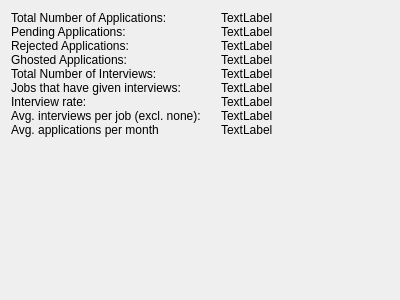
Old version of the form JobAppTracker/QtGUI/ui/StatsWindow.ui in the repository dwp1084/QtJobAppTracker.
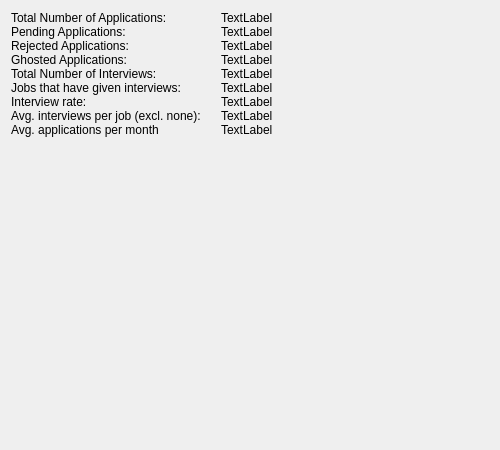
New version of the form.

Commit message: Added chart to statistics window

```diff
--- a/JobAppTracker/QtGUI/ui/StatsWindow.ui
+++ b/JobAppTracker/QtGUI/ui/StatsWindow.ui
@@ -6,8 +6,8 @@
    <rect>
     <x>0</x>
     <y>0</y>
-    <width>400</width>
-    <height>300</height>
+    <width>500</width>
+    <height>450</height>
    </rect>
   </property>
   <property name="windowTitle">
```
Left out of the diff: 2 changed lines with no effect on the pictures. The commit also changes 4 other files.
